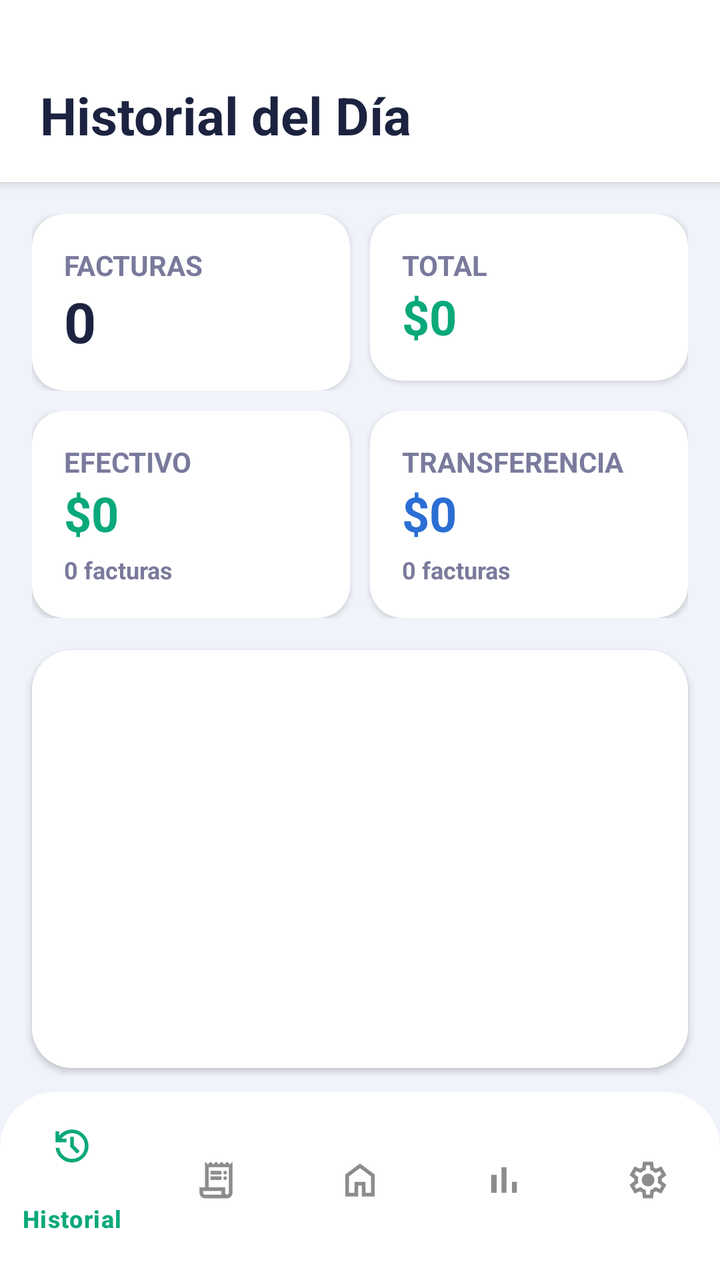
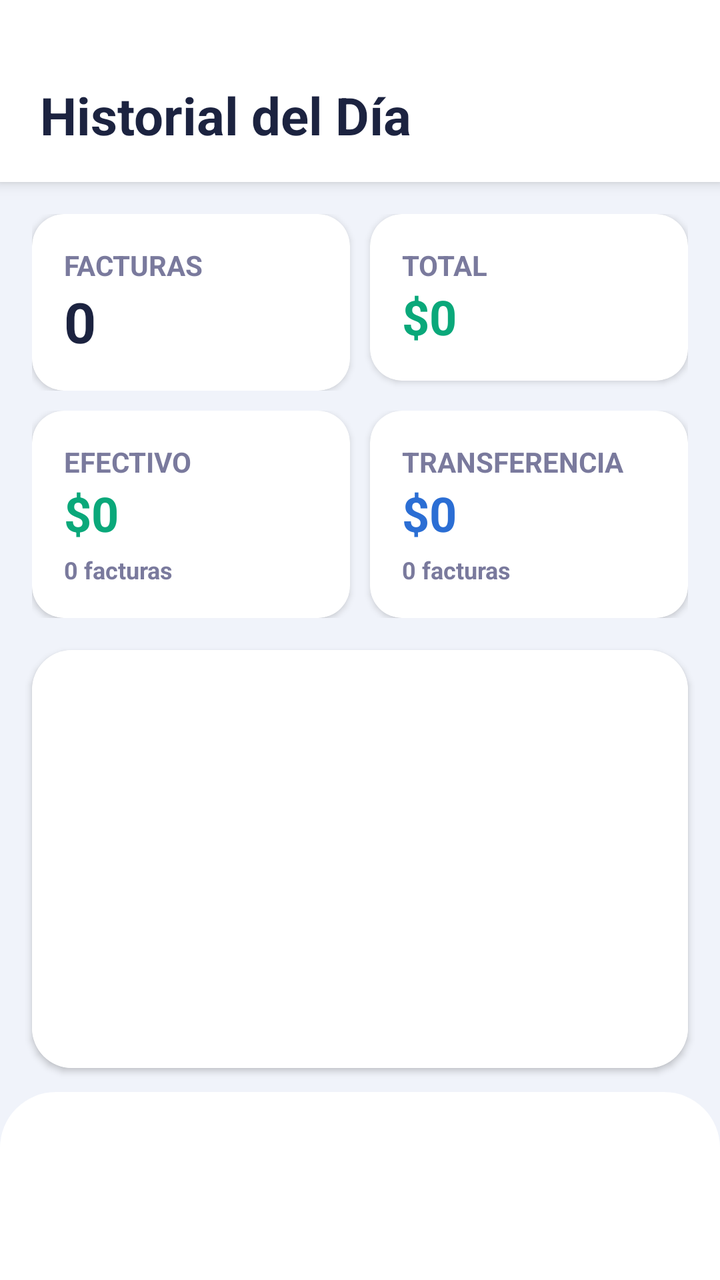

The first picture is an Android layout as it rendered before a commit; the second is the same layout after the commit. The layout source and the unified diff follow.
<!-- AndroidManifest.xml: application theme Theme.TotalDiaria -->
<!-- res/layout/activity_historial.xml -->
<?xml version="1.0" encoding="utf-8"?>
<LinearLayout
    xmlns:android="http://schemas.android.com/apk/res/android"
    xmlns:app="http://schemas.android.com/apk/res-auto"
    android:layout_width="match_parent"
    android:layout_height="match_parent"
    android:orientation="vertical"
    android:background="#F0F3FA">

    

    <LinearLayout
        android:layout_width="match_parent"
        android:layout_height="wrap_content"
        android:background="#FFFFFF"
        android:elevation="4dp"
        android:gravity="center_vertical"
        android:orientation="horizontal"
        android:paddingStart="20dp"
        android:paddingTop="40dp"
        android:paddingEnd="20dp"
        android:paddingBottom="16dp">

        <TextView
            android:layout_width="wrap_content"
            android:layout_height="wrap_content"
            android:text="Historial del Día"
            android:textColor="#1C2340"
            android:textSize="26sp"
            android:textStyle="bold"/>

    </LinearLayout>

    

    <LinearLayout
        android:layout_width="match_parent"
        android:layout_height="match_parent"
        android:orientation="vertical">

        

        <LinearLayout
            android:layout_width="match_parent"
            android:layout_height="wrap_content"
            android:orientation="vertical"
            android:padding="16dp">

            

            <LinearLayout
                android:layout_width="match_parent"
                android:layout_height="wrap_content"
                android:orientation="horizontal">

                

                <androidx.cardview.widget.CardView
                    android:layout_width="0dp"
                    android:layout_height="wrap_content"
                    android:layout_weight="1"
                    app:cardCornerRadius="16dp"
                    app:cardBackgroundColor="#FFFFFF"
                    app:cardElevation="2dp">

                    <LinearLayout
                        android:layout_width="match_parent"
                        android:layout_height="wrap_content"
                        android:orientation="vertical"
                        android:padding="16dp">

                        <TextView
                            android:layout_width="wrap_content"
                            android:layout_height="wrap_content"
                            android:text="FACTURAS"
                            android:textStyle="bold"
                            android:textColor="#7A7A9D"/>

                        <TextView
                            android:id="@+id/txtCantidadHistorial"
                            android:layout_width="wrap_content"
                            android:layout_height="wrap_content"
                            android:text="0"
                            android:textSize="28sp"
                            android:textStyle="bold"
                            android:textColor="#1C2340"/>

                    </LinearLayout>

                </androidx.cardview.widget.CardView>

                

                <androidx.cardview.widget.CardView
                    android:layout_width="0dp"
                    android:layout_height="wrap_content"
                    android:layout_weight="1"
                    android:layout_marginStart="10dp"
                    app:cardCornerRadius="16dp"
                    app:cardBackgroundColor="#FFFFFF"
                    app:cardElevation="2dp">

                    <LinearLayout
                        android:layout_width="match_parent"
                        android:layout_height="wrap_content"
                        android:orientation="vertical"
                        android:padding="16dp">

                        <TextView
                            android:layout_width="wrap_content"
                            android:layout_height="wrap_content"
                            android:text="TOTAL"
                            android:textStyle="bold"
                            android:textColor="#7A7A9D"/>

                        <TextView
                            android:id="@+id/txtTotalHistorial"
                            android:layout_width="wrap_content"
                            android:layout_height="wrap_content"
                            android:text="$0"
                            android:textSize="24sp"
                            android:textStyle="bold"
                            android:textColor="#0AA87A"/>

                    </LinearLayout>

                </androidx.cardview.widget.CardView>

            </LinearLayout>

            

            <LinearLayout
                android:layout_width="match_parent"
                android:layout_height="wrap_content"
                android:layout_marginTop="10dp"
                android:orientation="horizontal">

                

                <androidx.cardview.widget.CardView
                    android:layout_width="0dp"
                    android:layout_height="wrap_content"
                    android:layout_weight="1"
                    app:cardCornerRadius="16dp"
                    app:cardBackgroundColor="#FFFFFF"
                    app:cardElevation="2dp">

                    <LinearLayout
                        android:layout_width="match_parent"
                        android:layout_height="wrap_content"
                        android:orientation="vertical"
                        android:padding="16dp">

                        <TextView
                            android:layout_width="wrap_content"
                            android:layout_height="wrap_content"
                            android:text="EFECTIVO"
                            android:textStyle="bold"
                            android:textColor="#7A7A9D"/>

                        <TextView
                            android:id="@+id/txtFacturasEfectivo"
                            android:layout_width="wrap_content"
                            android:layout_height="wrap_content"
                            android:text="$0"
                            android:textSize="24sp"
                            android:textStyle="bold"
                            android:textColor="#0AA87A"/>

                        <TextView
                            android:id="@+id/txtCantidadEfectivo"
                            android:layout_width="wrap_content"
                            android:layout_height="wrap_content"
                            android:layout_marginTop="4dp"
                            android:text="0 facturas"
                            android:textSize="12sp"
                            android:textStyle="bold"
                            android:textColor="#7A7A9D"/>

                    </LinearLayout>

                </androidx.cardview.widget.CardView>

                

                <androidx.cardview.widget.CardView
                    android:layout_width="0dp"
                    android:layout_height="wrap_content"
                    android:layout_weight="1"
                    android:layout_marginStart="10dp"
                    app:cardCornerRadius="16dp"
                    app:cardBackgroundColor="#FFFFFF"
                    app:cardElevation="2dp">

                    <LinearLayout
                        android:layout_width="match_parent"
                        android:layout_height="wrap_content"
                        android:orientation="vertical"
                        android:padding="16dp">

                        <TextView
                            android:layout_width="wrap_content"
                            android:layout_height="wrap_content"
                            android:text="TRANSFERENCIA"
                            android:textStyle="bold"
                            android:textColor="#7A7A9D"/>

                        <TextView
                            android:id="@+id/txtFacturasTransferencia"
                            android:layout_width="wrap_content"
                            android:layout_height="wrap_content"
                            android:text="$0"
                            android:textSize="24sp"
                            android:textStyle="bold"
                            android:textColor="#2B6ED4"/>

                        <TextView
                            android:id="@+id/txtCantidadTransferencia"
                            android:layout_width="wrap_content"
                            android:layout_height="wrap_content"
                            android:layout_marginTop="4dp"
                            android:text="0 facturas"
                            android:textSize="12sp"
                            android:textStyle="bold"
                            android:textColor="#7A7A9D"/>

                    </LinearLayout>

                </androidx.cardview.widget.CardView>

            </LinearLayout>

        </LinearLayout>

        

        <androidx.cardview.widget.CardView
            android:layout_width="match_parent"
            android:layout_height="0dp"
            android:layout_weight="1"
            android:layout_marginStart="16dp"
            android:layout_marginEnd="16dp"
            android:layout_marginBottom="12dp"
            app:cardCornerRadius="20dp"
            app:cardBackgroundColor="#FFFFFF"
            app:cardElevation="2dp">

            <androidx.recyclerview.widget.RecyclerView
                android:id="@+id/recyclerHistorial"
                android:layout_width="match_parent"
                android:layout_height="match_parent"
                android:background="#FFFFFF"
                android:clipToPadding="false"
                android:padding="12dp"
                android:scrollbars="vertical"/>

        </androidx.cardview.widget.CardView>

            <com.google.android.material.bottomnavigation.BottomNavigationView
            android:id="@+id/bottomNav"
            style="@style/MenuInferiorCompacto"
            android:layout_width="match_parent"
            android:layout_height="wrap_content"
            app:menu="@menu/menu_bottom"/>

    </LinearLayout>

</LinearLayout>
<!-- resources referenced by this layout -->
<resources>
  <style name="MenuInferiorCompacto" parent="Widget.Material3.BottomNavigationView">
          <item name="android:background">@drawable/bg_bottom_menu</item>
          <item name="android:elevation">12dp</item>
          <item name="android:paddingTop">4dp</item>
          <item name="android:paddingBottom">10dp</item>
          <item name="itemIconSize">22dp</item>
          <item name="itemIconTint">@color/menu_colors</item>
          <item name="itemTextColor">@color/menu_colors</item>
          <item name="labelVisibilityMode">selected</item>
      </style>
  <style name="Theme.TotalDiaria" parent="Base.Theme.TotalDiaria" />
  <!-- drawable bg_bottom_menu (drawable) -->
  <?xml version="1.0" encoding="utf-8"?>
  <shape xmlns:android="http://schemas.android.com/apk/res/android">
  
      <solid android:color="#FFFFFF"/>
  
      <corners
          android:topLeftRadius="28dp"
          android:topRightRadius="28dp"/>
  
  </shape>
  <style name="Base.Theme.TotalDiaria" parent="Theme.Material3.DayNight.NoActionBar">
          <item name="android:windowAnimationStyle">@null</item>
      </style>
</resources>

<!-- the commit's change to res/layout/activity_historial.xml (unified diff, before → after) -->
@@ -33,6 +33,8 @@
 
     
 
+    
+
     <LinearLayout
         android:layout_width="match_parent"
         android:layout_height="match_parent"
@@ -261,8 +263,7 @@
             android:id="@+id/bottomNav"
             style="@style/MenuInferiorCompacto"
             android:layout_width="match_parent"
-            android:layout_height="wrap_content"
-            app:menu="@menu/menu_bottom"/>
+            android:layout_height="wrap_content" />
 
     </LinearLayout>
 
